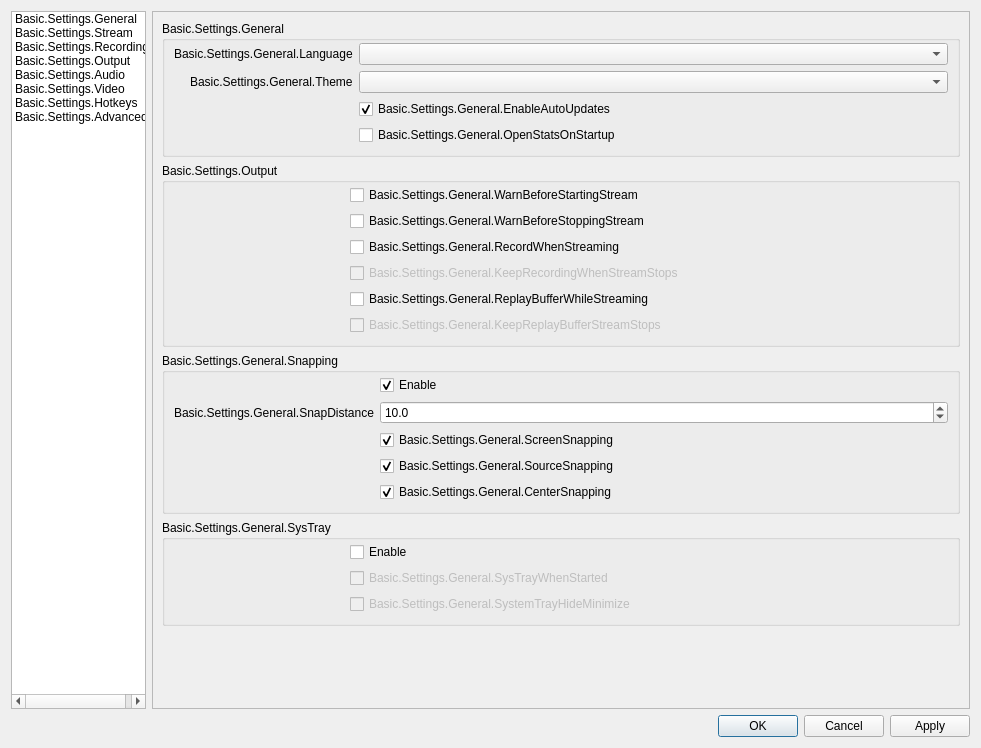
Old version of the form UI/forms/OBSBasicSettings.ui in the repository Winding6636/obs_mod.
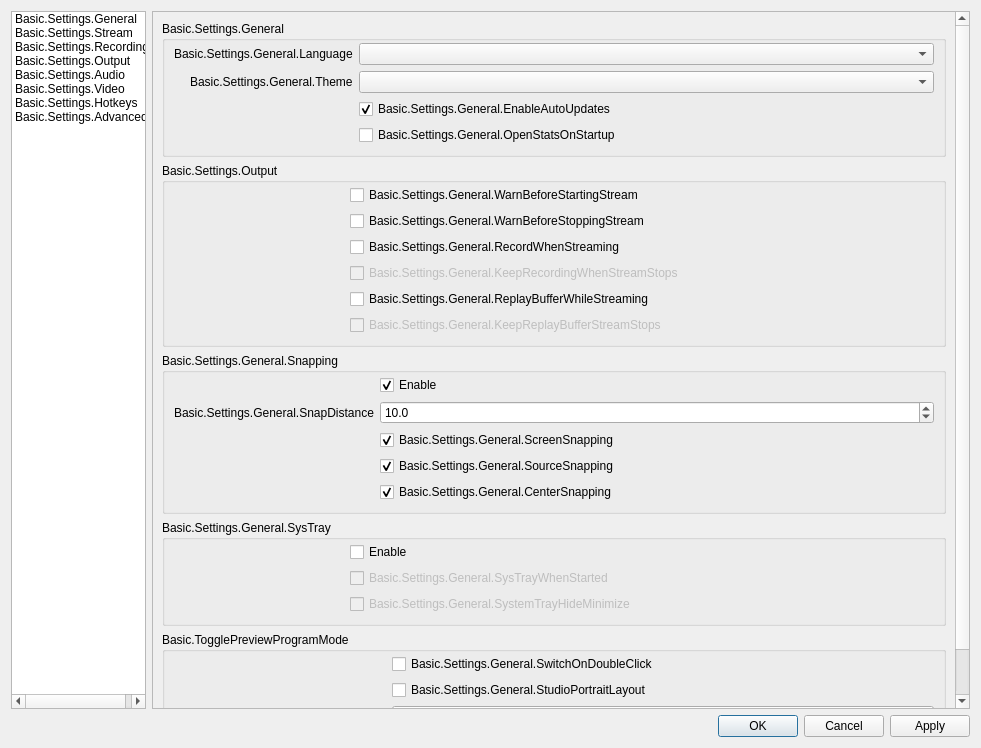
New version of the form. The open tabs and pages were chosen to show the change. Icons and pictures are not drawn.

The edit to the form file:
```diff
--- a/UI/forms/OBSBasicSettings.ui
+++ b/UI/forms/OBSBasicSettings.ui
@@ -497,6 +497,64 @@
                   </layout>
                  </widget>
                 </item>
+                <item>
+                 <widget class="QGroupBox" name="groupBox_30">
+                  <property name="title">
+                   <string>Basic.TogglePreviewProgramMode</string>
+                  </property>
+                  <layout class="QFormLayout" name="formLayout_32">
+                   <property name="fieldGrowthPolicy">
+                    <enum>QFormLayout::AllNonFixedFieldsGrow</enum>
+                   </property>
+                   <property name="labelAlignment">
+                    <set>Qt::AlignRight|Qt::AlignTrailing|Qt::AlignVCenter</set>
+                   </property>
+                   <property name="topMargin">
+                    <number>2</number>
+                   </property>
+                   <item row="0" column="1">
+                    <widget class="QCheckBox" name="doubleClickSwitch">
+                     <property name="text">
+                      <string>Basic.Settings.General.SwitchOnDoubleClick</string>
+                     </property>
+                    </widget>
+                   </item>
+                   <item row="0" column="0">
+                    <spacer name="horizontalSpacer_6">
+                     <property name="orientation">
+                      <enum>Qt::Horizontal</enum>
+                     </property>
+                     <property name="sizeHint" stdset="0">
+                      <size>
+                       <width>170</width>
+                       <height>5</height>
+                      </size>
+                     </property>
+                    </spacer>
+                   </item>
+                   <item row="1" column="1">
+                    <widget class="QCheckBox" name="studioPortraitLayout">
+                     <property name="text">
+                      <string>Basic.Settings.General.StudioPortraitLayout</string>
+                     </property>
+                    </widget>
+                   </item>
+                   <item row="2" column="1">
+                    <widget class="QComboBox" name="multiviewLayout"/>
+                   </item>
+                   <item row="2" column="0">
+                    <widget class="QLabel" name="label_64">
+                     <property name="text">
+                      <string>Basic.Settings.General.MultiviewLayout</string>
+                     </property>
+                     <property name="buddy">
+                      <cstring>multiviewLayout</cstring>
+                     </property>
+                    </widget>
+                   </item>
+                  </layout>
+                 </widget>
+                </item>
                </layout>
               </widget>
              </item>
```
